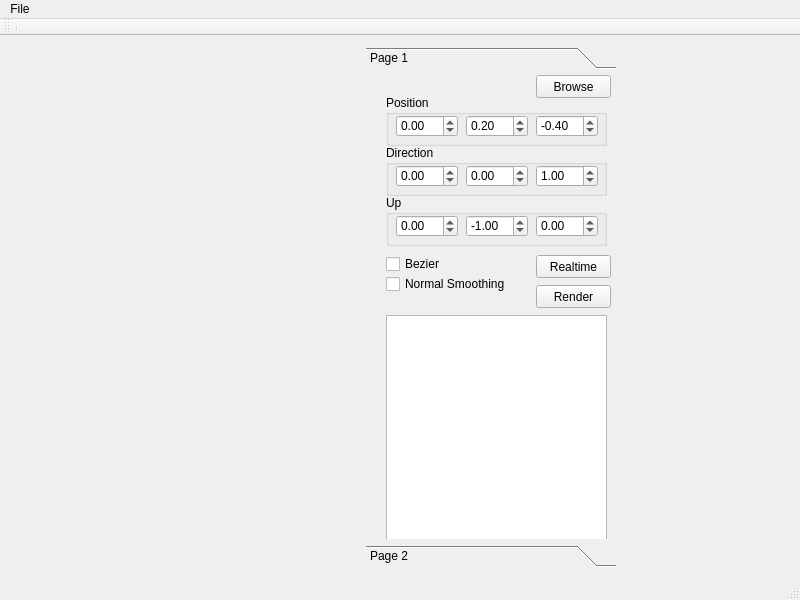
The window that mainwindow.ui (georgidunchev/RTBezie1) describes before a commit, drawn with Qt 5.
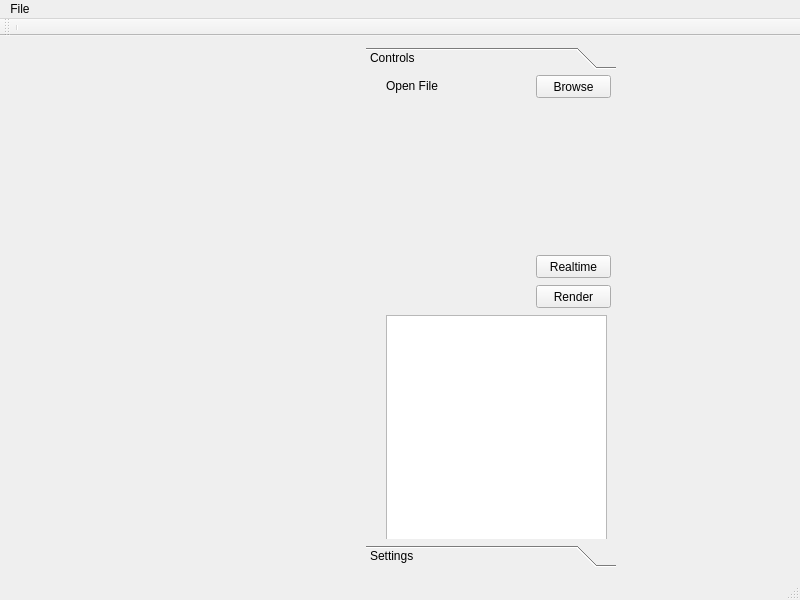
The same window after the commit. The open tabs and pages were chosen to show the change. Custom widgets are drawn as their Qt base class.

Commit message: - add secondary light rays - fix multithreading crashes - fix switching between dynamic and normal render

The edit to the form file:
```diff
--- a/mainwindow.ui
+++ b/mainwindow.ui
@@ -65,6 +65,9 @@
           <height>0</height>
          </size>
         </property>
+        <property name="layoutDirection">
+         <enum>Qt::LeftToRight</enum>
+        </property>
         <property name="currentIndex">
          <number>0</number>
         </property>
@@ -78,7 +81,7 @@
           </rect>
          </property>
          <attribute name="label">
-          <string>Page 1</string>
+          <string>Controls</string>
          </attribute>
          <widget class="QPushButton" name="openMeshButton">
           <property name="geometry">
@@ -112,233 +115,6 @@
            <string>Render</string>
           </property>
          </widget>
-         <widget class="QGroupBox" name="groupBox">
-          <property name="geometry">
-           <rect>
-            <x>20</x>
-            <y>20</y>
-            <width>221</width>
-            <height>51</height>
-           </rect>
-          </property>
-          <property name="title">
-           <string>Position</string>
-          </property>
-          <widget class="QDoubleSpinBox" name="PosX">
-           <property name="geometry">
-            <rect>
-             <x>10</x>
-             <y>20</y>
-             <width>62</width>
-             <height>22</height>
-            </rect>
-           </property>
-           <property name="minimum">
-            <double>-100.000000000000000</double>
-           </property>
-           <property name="singleStep">
-            <double>0.010000000000000</double>
-           </property>
-          </widget>
-          <widget class="QDoubleSpinBox" name="PosY">
-           <property name="geometry">
-            <rect>
-             <x>80</x>
-             <y>20</y>
-             <width>62</width>
-             <height>22</height>
-            </rect>
-           </property>
-           <property name="minimum">
-            <double>-100.000000000000000</double>
-           </property>
-           <property name="singleStep">
-            <double>0.010000000000000</double>
-           </property>
-           <property name="value">
-            <double>0.200000000000000</double>
-           </property>
-          </widget>
-          <widget class="QDoubleSpinBox" name="PosZ">
-           <property name="geometry">
-            <rect>
-             <x>150</x>
-             <y>20</y>
-             <width>62</width>
-             <height>22</height>
-            </rect>
-           </property>
-           <property name="minimum">
-            <double>-100.000000000000000</double>
-           </property>
-           <property name="maximum">
-            <double>98.989999999999995</double>
-           </property>
-           <property name="singleStep">
-            <double>0.010000000000000</double>
-           </property>
-           <property name="value">
-            <double>-0.400000000000000</double>
-           </property>
-          </widget>
-         </widget>
-         <widget class="QGroupBox" name="groupBox_2">
-          <property name="geometry">
-           <rect>
-            <x>20</x>
-            <y>70</y>
-            <width>221</width>
-            <height>51</height>
-           </rect>
-          </property>
-          <property name="title">
-           <string>Direction</string>
-          </property>
-          <widget class="QDoubleSpinBox" name="DirX">
-           <property name="geometry">
-            <rect>
-             <x>10</x>
-             <y>20</y>
-             <width>62</width>
-             <height>22</height>
-            </rect>
-           </property>
-           <property name="minimum">
-            <double>-100.000000000000000</double>
-           </property>
-           <property name="singleStep">
-            <double>0.010000000000000</double>
-           </property>
-          </widget>
-          <widget class="QDoubleSpinBox" name="DirY">
-           <property name="geometry">
-            <rect>
-             <x>80</x>
-             <y>20</y>
-             <width>62</width>
-             <height>22</height>
-            </rect>
-           </property>
-           <property name="minimum">
-            <double>-100.000000000000000</double>
-           </property>
-           <property name="singleStep">
-            <double>0.010000000000000</double>
-           </property>
-          </widget>
-          <widget class="QDoubleSpinBox" name="DirZ">
-           <property name="geometry">
-            <rect>
-             <x>150</x>
-             <y>20</y>
-             <width>62</width>
-             <height>22</height>
-            </rect>
-           </property>
-           <property name="minimum">
-            <double>-100.000000000000000</double>
-           </property>
-           <property name="singleStep">
-            <double>0.010000000000000</double>
-           </property>
-           <property name="value">
-            <double>1.000000000000000</double>
-           </property>
-          </widget>
-         </widget>
-         <widget class="QGroupBox" name="groupBox_3">
-          <property name="geometry">
-           <rect>
-            <x>20</x>
-            <y>120</y>
-            <width>221</width>
-            <height>51</height>
-           </rect>
-          </property>
-          <property name="title">
-           <string>Up</string>
-          </property>
-          <widget class="QDoubleSpinBox" name="UpX">
-           <property name="geometry">
-            <rect>
-             <x>10</x>
-             <y>20</y>
-             <width>62</width>
-             <height>22</height>
-            </rect>
-           </property>
-           <property name="minimum">
-            <double>-100.000000000000000</double>
-           </property>
-           <property name="singleStep">
-            <double>0.010000000000000</double>
-           </property>
-          </widget>
-          <widget class="QDoubleSpinBox" name="UpY">
-           <property name="geometry">
-            <rect>
-             <x>80</x>
-             <y>20</y>
-             <width>62</width>
-             <height>22</height>
-            </rect>
-           </property>
-           <property name="minimum">
-            <double>-100.000000000000000</double>
-           </property>
-           <property name="singleStep">
-            <double>0.010000000000000</double>
-           </property>
-           <property name="value">
-            <double>-1.000000000000000</double>
-           </property>
-          </widget>
-          <widget class="QDoubleSpinBox" name="UpZ">
-           <property name="geometry">
-            <rect>
-             <x>150</x>
-             <y>20</y>
-             <width>62</width>
-             <height>22</height>
-            </rect>
-           </property>
-           <property name="minimum">
-            <double>-100.000000000000000</double>
-           </property>
-           <property name="singleStep">
-            <double>0.010000000000000</double>
-           </property>
-           <property name="value">
-            <double>0.000000000000000</double>
-           </property>
-          </widget>
-         </widget>
-         <widget class="QCheckBox" name="RenderBezierCheckBox">
-          <property name="geometry">
-           <rect>
-            <x>20</x>
-            <y>180</y>
-            <width>71</width>
-            <height>18</height>
-           </rect>
-          </property>
-          <property name="text">
-           <string>Bezier</string>
-          </property>
-         </widget>
-         <widget class="QCheckBox" name="NormalSmoothingCheckBox">
-          <property name="geometry">
-           <rect>
-            <x>20</x>
-            <y>200</y>
-            <width>121</width>
-            <height>18</height>
-           </rect>
-          </property>
-          <property name="text">
-           <string>Normal Smoothing</string>
-          </property>
-         </widget>
          <widget class="QPushButton" name="AutoRender">
           <property name="enabled">
            <bool>true</bool>
@@ -368,6 +144,19 @@
            </rect>
           </property>
          </widget>
+         <widget class="QLabel" name="label">
+          <property name="geometry">
+           <rect>
+            <x>20</x>
+            <y>0</y>
+            <width>141</width>
+            <height>21</height>
+           </rect>
+          </property>
+          <property name="text">
+           <string>Open File</string>
+          </property>
+         </widget>
         </widget>
         <widget class="QWidget" name="page_2">
          <property name="geometry">
@@ -379,8 +168,168 @@
           </rect>
          </property>
          <attribute name="label">
-          <string>Page 2</string>
+          <string>Settings</string>
          </attribute>
+         <widget class="QCheckBox" name="RenderBezierCheckBox">
+          <property name="geometry">
+           <rect>
+            <x>0</x>
+            <y>10</y>
+            <width>211</width>
+            <height>18</height>
+           </rect>
+          </property>
+          <property name="text">
+           <string>Bezier</string>
+          </property>
+         </widget>
+         <widget class="QCheckBox" name="NormalSmoothingCheckBox">
+          <property name="geometry">
+           <rect>
+            <x>0</x>
+            <y>30</y>
+            <width>131</width>
+            <height>20</height>
+           </rect>
+          </property>
+          <property name="minimumSize">
+           <size>
+            <width>0</width>
+            <height>0</height>
+           </size>
+          </property>
+          <property name="text">
+           <string>Normal Smoothing</string>
+          </property>
+         </widget>
+         <widget class="QSpinBox" name="NumberOfThreads">
+          <property name="geometry">
+           <rect>
+            <x>0</x>
+            <y>60</y>
+            <width>46</width>
+            <height>22</height>
+           </rect>
+          </property>
+         </widget>
+         <widget class="QCheckBox" name="checkBox">
+          <property name="geometry">
+           <rect>
+            <x>10</x>
+            <y>100</y>
+            <width>111</width>
+            <height>18</height>
+           </rect>
+          </property>
+          <property name="text">
+           <string>Use KD Tree</string>
+          </property>
+         </widget>
+         <widget class="QCheckBox" name="checkBox_2">
+          <property name="geometry">
+           <rect>
+            <x>10</x>
+            <y>130</y>
+            <width>111</width>
+            <height>18</height>
+           </rect>
+          </property>
+          <property name="text">
+           <string>Show KD Tree</string>
+          </property>
+         </widget>
+         <widget class="QSpinBox" name="MaxLevelOfTree">
+          <property name="geometry">
+           <rect>
+            <x>10</x>
+            <y>170</y>
+            <width>46</width>
+            <height>22</height>
+           </rect>
+          </property>
+         </widget>
+         <widget class="QLabel" name="label_2">
+          <property name="geometry">
+           <rect>
+            <x>80</x>
+            <y>170</y>
+            <width>151</width>
+            <height>16</height>
+           </rect>
+          </property>
+          <property name="text">
+           <string>Max Level of Tree</string>
+          </property>
+         </widget>
+         <widget class="QSpinBox" name="MinNumberOfTriangleToSplit">
+          <property name="geometry">
+           <rect>
+            <x>10</x>
+            <y>210</y>
+            <width>46</width>
+            <height>22</height>
+           </rect>
+          </property>
+         </widget>
+         <widget class="QLabel" name="label_3">
+          <property name="geometry">
+           <rect>
+            <x>80</x>
+            <y>210</y>
+            <width>151</width>
+            <height>16</height>
+           </rect>
+          </property>
+          <property name="text">
+           <string>Min Number of Triangles to Split</string>
+          </property>
+         </widget>
+         <widget class="QSpinBox" name="NumberOfSplitsPerNode">
+          <property name="geometry">
+           <rect>
+            <x>10</x>
+            <y>240</y>
+            <width>46</width>
+            <height>22</height>
+           </rect>
+          </property>
+         </widget>
+         <widget class="QLabel" name="label_4">
+          <property name="geometry">
+           <rect>
+            <x>80</x>
+            <y>240</y>
+            <width>151</width>
+            <height>16</height>
+           </rect>
+          </property>
+          <property name="text">
+           <string>Number of Splits per Node</string>
+          </property>
+         </widget>
+         <widget class="QSpinBox" name="NumberOfSubdivisions">
+          <property name="geometry">
+           <rect>
+            <x>10</x>
+            <y>280</y>
+            <width>46</width>
+            <height>22</height>
+           </rect>
+          </property>
+         </widget>
+         <widget class="QLabel" name="label_5">
+          <property name="geometry">
+           <rect>
+            <x>80</x>
+            <y>280</y>
+            <width>151</width>
+            <height>16</height>
+           </rect>
+          </property>
+          <property name="text">
+           <string>Number of Subdivisions</string>
+          </property>
+         </widget>
         </widget>
        </widget>
       </item>
```
Left out of the diff: 6 changed lines with no effect on the pictures. The commit also changes 14 other files.
